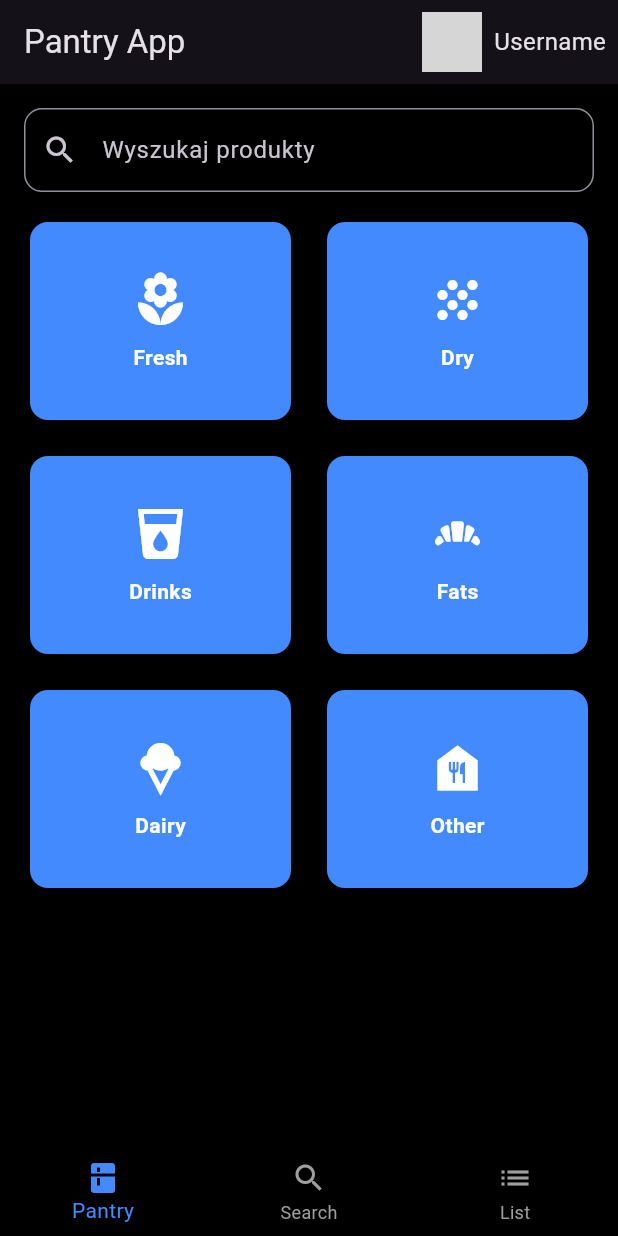
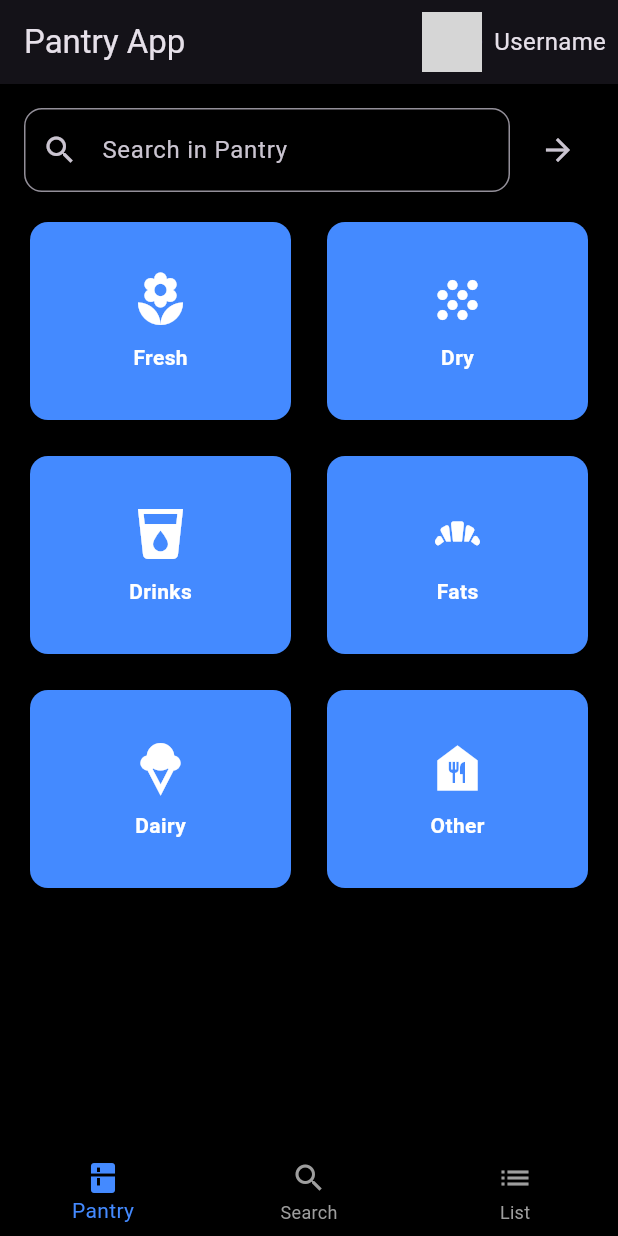
Before and after one commit to Preacher-Goldhand/pantry_mobile, a Flutter app: the screen it shows after launch, on a phone screen of 412 x 824 dp. Run offline on Flutter 3.47's test engine with Material 3 defaults, Android fonts, the phone set to English and light mode, and no system bars; missing offline and left inert: mongo_dart, qr_code_scanner; grey boxes are pictures that could not be loaded.

Commit message:
Added searching in Pantry screen - stack widget

```diff
--- a/lib/screens/pantry_screen.dart
+++ b/lib/screens/pantry_screen.dart
@@ -12,6 +12,7 @@ class _PantryScreenState extends State<PantryScreen> {
   String _searchQuery = ''; // Przechowuje zapytanie wyszukiwania
   List<Product> _foundProducts = []; // Przechowuje wyniki wyszukiwania
   bool _isLoading = false; // Status ładowania danych
+  bool _isSearchActive = false; // Flaga aktywnego wyszukiwania
 
   Future<void> _searchProducts(String query) async {
     setState(() {
@@ -32,34 +33,65 @@ class _PantryScreenState extends State<PantryScreen> {
     }
   }
 
+  // Funkcja czyszcząca zapytanie wyszukiwania
+  void _clearSearch() {
+    setState(() {
+      _searchQuery = ''; // Wyczyść zapytanie
+      _foundProducts = []; // Wyczyść wyniki wyszukiwania
+      _isSearchActive = false; // Zamknij wyszukiwanie
+    });
+  }
+
   @override
   Widget build(BuildContext context) {
     return Scaffold(
       body: Padding(
         padding: const EdgeInsets.all(16.0),
-        child: Column(
+        child: Stack(
+          children: [
+            // Siatka kategorii
+            Column(
+              children: [
+                Row(
                   children: [
                     // Pole wyszukiwania
-            TextField(
+                    Expanded(
+                      child: TextField(
+                        controller: TextEditingController(text: _searchQuery), // Ustawia tekst na _searchQuery
                         onChanged: (query) {
                           setState(() {
                             _searchQuery = query;
                           });
-                if (query.isNotEmpty) {
-                  _searchProducts(query);
-                } else {
-                  setState(() {
-                    _foundProducts = [];
-                  });
-                }
                         },
                         decoration: InputDecoration(
-                labelText: 'Wyszukaj produkty',
+                          labelText: 'Search in Pantry',
                           prefixIcon: Icon(Icons.search),
+                          suffixIcon: _searchQuery.isNotEmpty
+                              ? IconButton(
+                            icon: Icon(Icons.clear),
+                            onPressed: _clearSearch, // Wyczyść zapytanie
+                          )
+                              : null,
                           border: OutlineInputBorder(
                             borderRadius: BorderRadius.circular(12),
                           ),
                         ),
+                      ),
+                    ),
+                    SizedBox(width: 8),
+                    // Strzałka do uruchomienia wyszukiwania
+                    IconButton(
+                      icon: Icon(Icons.arrow_forward),
+                      onPressed: () {
+                        if (_searchQuery.isNotEmpty) {
+                          setState(() {
+                            _isSearchActive = true; // Aktywuj wyniki wyszukiwania
+                          });
+                          _searchProducts(_searchQuery); // Rozpocznij wyszukiwanie
+                        }
+                      },
+                    ),
+                  ],
                 ),
                 SizedBox(height: 16),
                 // Siatka kategorii
@@ -79,14 +111,21 @@ class _PantryScreenState extends State<PantryScreen> {
                     ],
                   ),
                 ),
+              ],
+            ),
+
+            // Widok wyników wyszukiwania przykrywający siatkę
+            if (_isSearchActive)
+              Container(
+                color: Colors.black.withOpacity(0.5), // Przezroczysty czarny tło
+                child: Column(
+                  children: [
                     SizedBox(height: 16),
-            // Wyniki wyszukiwania
-            if (_searchQuery.isNotEmpty)
                     Expanded(
                       child: _isLoading
                           ? Center(child: CircularProgressIndicator())
                           : _foundProducts.isEmpty
-                    ? Center(child: Text('Nie znaleziono produktów.'))
+                          ? Center(child: Text('No products found.'))
                           : ListView.builder(
                         itemCount: _foundProducts.length,
                         itemBuilder: (context, index) {
@@ -94,8 +133,8 @@ class _PantryScreenState extends State<PantryScreen> {
                           return Card(
                             margin: EdgeInsets.symmetric(vertical: 8),
                             child: ListTile(
-                        title: Text(product.name ?? 'Brak nazwy'),
-                        subtitle: Text(product.category ?? 'Nieznana kategoria'),
+                              title: Text(product.name ?? 'No name'),
+                              subtitle: Text(product.category ?? 'Unknown category'),
                               trailing: Icon(Icons.arrow_forward),
                               onTap: () {
                                 // Akcja na kliknięcie w produkt
@@ -103,7 +142,7 @@ class _PantryScreenState extends State<PantryScreen> {
                                   context,
                                   MaterialPageRoute(
                                     builder: (context) => CategoryScreen(
-                                category: product.category ?? 'Nieznana kategoria',
+                                      category: product.category ?? 'Unknown category',
                                       searchQuery: product.name ?? '',
                                     ),
                                   ),
@@ -112,6 +151,13 @@ class _PantryScreenState extends State<PantryScreen> {
                             ),
                           );
                         },
+                      ),
+                    ),
+                    IconButton(
+                      icon: Icon(Icons.clear, color: Colors.white, size: 30),
+                      onPressed: _clearSearch, // Zamknięcie wyników wyszukiwania
+                    ),
+                  ],
                 ),
               ),
           ],
--- a/lib/utils/mongo_helper.dart
+++ b/lib/utils/mongo_helper.dart
@@ -112,7 +112,6 @@ class MongoDBHelper {
   }
 
 
-
   // Fetch all products
   static Future<List<Product>> getAllProducts() async {
     try {
```
Lines whose indentation alone changed are shown as unchanged.
